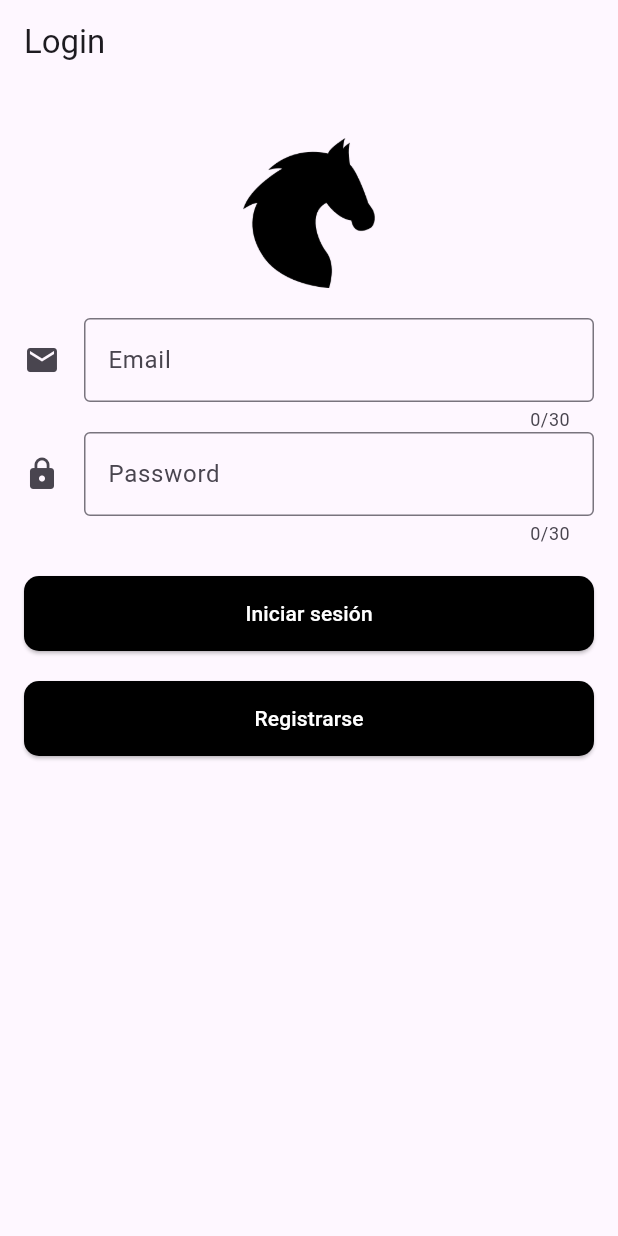
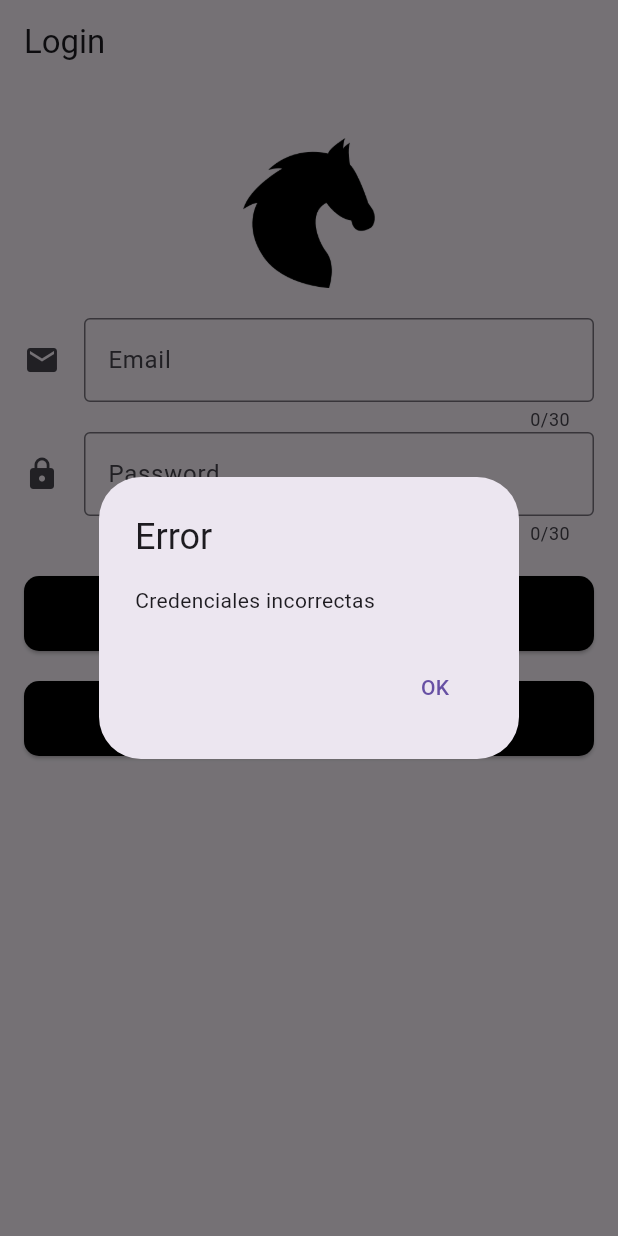
Before and after one commit to DJoseRodriguezM/Tarea_2_IS-513, a Flutter app: the screen it shows after launch, after a tap on "Iniciar sesión", on a phone screen of 412 x 824 dp. Run offline on Flutter 3.47's test engine with Material 3 defaults, Android fonts, the phone set to English and light mode, and no system bars.

Commit message:
verificar usuario

```diff
--- a/pantalla_autentificacion/lib/login_page.dart
+++ b/pantalla_autentificacion/lib/login_page.dart
@@ -5,8 +5,6 @@ class LoginPage extends StatelessWidget {
 
   final emailController = TextEditingController();
   final passwordController = TextEditingController();
-
-  // final String? name;
 
   @override
   Widget build(BuildContext context){
@@ -16,7 +14,8 @@ class LoginPage extends StatelessWidget {
       ),
       body: Padding(
         padding: const EdgeInsets.all(16.0),
-        child: Column(
+        child: SingleChildScrollView(
+          child: Column(
           children: [
             const SizedBox(height: 20),
             Image.asset(
@@ -58,7 +57,28 @@ class LoginPage extends StatelessWidget {
                 ),
               ),
               onPressed: () {
+                String email = emailController.text;
+                String password = passwordController.text;
 
+                if ((email == 'dj.rodriguez@unah.hn' && password == '20222000953') || (email == 'cpenap@unah.hn' && password == '20222001004')) {
+                  Navigator.pushNamed(context, MyRoutes.start.name);
+                } else {
+                  showDialog(
+                    context: context,
+                    builder: (context) => AlertDialog(
+                      title: const Text('Error'),
+                      content: const Text('Credenciales incorrectas'),
+                      actions: [
+                        TextButton(
+                          onPressed: () {
+                            Navigator.pop(context);
+                          },
+                          child: const Text('OK'),
+                        ),
+                      ],
+                    ),
+                  );
+                }
               },
               child: const Text('Iniciar sesión'),
             ),
@@ -80,6 +100,7 @@ class LoginPage extends StatelessWidget {
             ),
           ],
         ),
+        ),
       )
     );
   }
```
